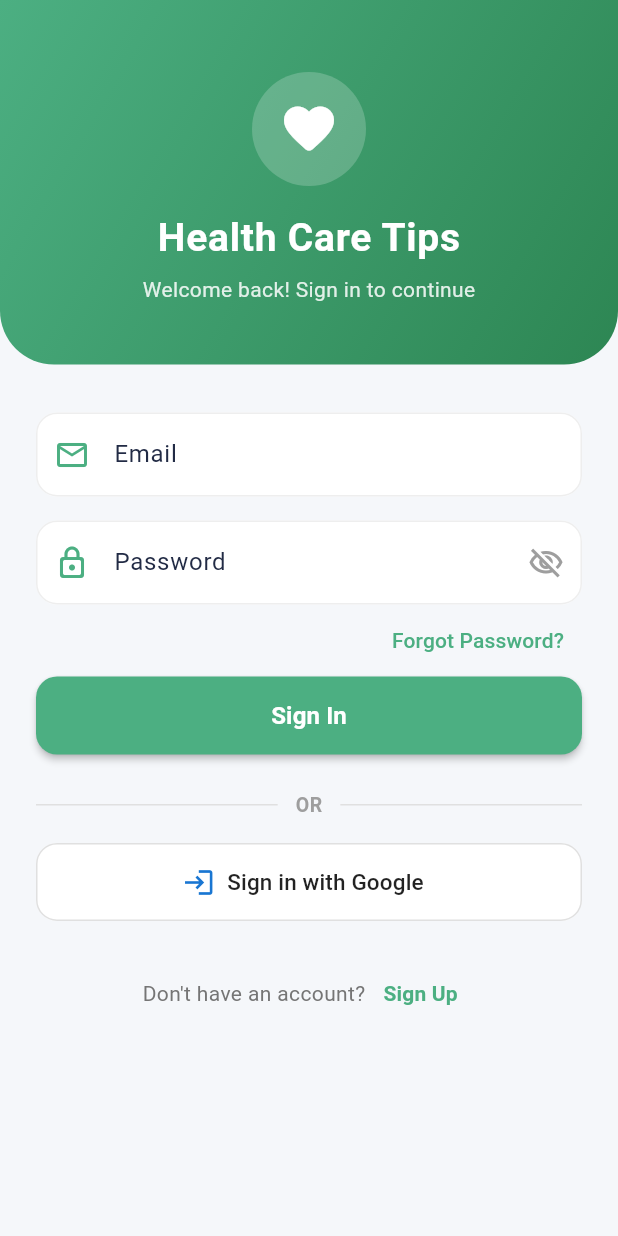
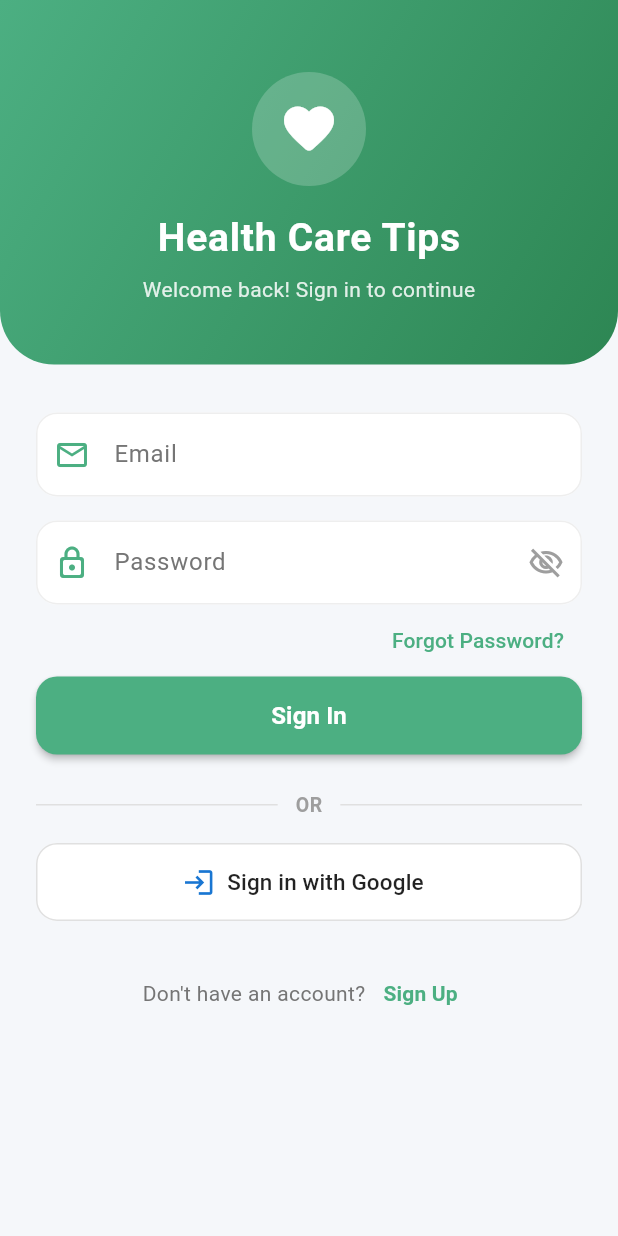
Before and after one commit to tibyishaka/Mobile-health-tip-app, a Flutter app: the screen it shows after launch, on a phone screen of 412 x 824 dp. Run offline on Flutter 3.47's test engine with Material 3 defaults, Android fonts, the phone set to English and light mode, and no system bars; our stand-ins replace cloud_firestore, firebase_auth, firebase_core, flutter_local_notifications, google_sign_in, share_plus and 1 more; accounts and stored records are empty; network calls fail.

Commit message:
fix(login): fix invisible text on email and password fields
Added explicit text color (black87), labelStyle (grey) and
floatingLabelStyle (green) so field labels and typed text are
clearly visible regardless of the app theme.

```diff
--- a/health_tip_app/lib/screens/login_screen.dart
+++ b/health_tip_app/lib/screens/login_screen.dart
@@ -409,8 +409,13 @@ class _LoginScreenState extends State<LoginScreen> {
                       TextFormField(
                         controller: _emailController,
                         keyboardType: TextInputType.emailAddress,
+                        style: const TextStyle(color: Colors.black87),
                         decoration: InputDecoration(
                           labelText: l.email,
+                          labelStyle:
+                              TextStyle(color: Colors.grey.shade600),
+                          floatingLabelStyle:
+                              const TextStyle(color: green),
                           prefixIcon: const Icon(
                             Icons.email_outlined,
                             color: green,
@@ -448,8 +453,13 @@ class _LoginScreenState extends State<LoginScreen> {
                       TextFormField(
                         controller: _passwordController,
                         obscureText: _obscurePassword,
+                        style: const TextStyle(color: Colors.black87),
                         decoration: InputDecoration(
                           labelText: l.password,
+                          labelStyle:
+                              TextStyle(color: Colors.grey.shade600),
+                          floatingLabelStyle:
+                              const TextStyle(color: green),
                           prefixIcon: const Icon(
                             Icons.lock_outline_rounded,
                             color: green,
```
